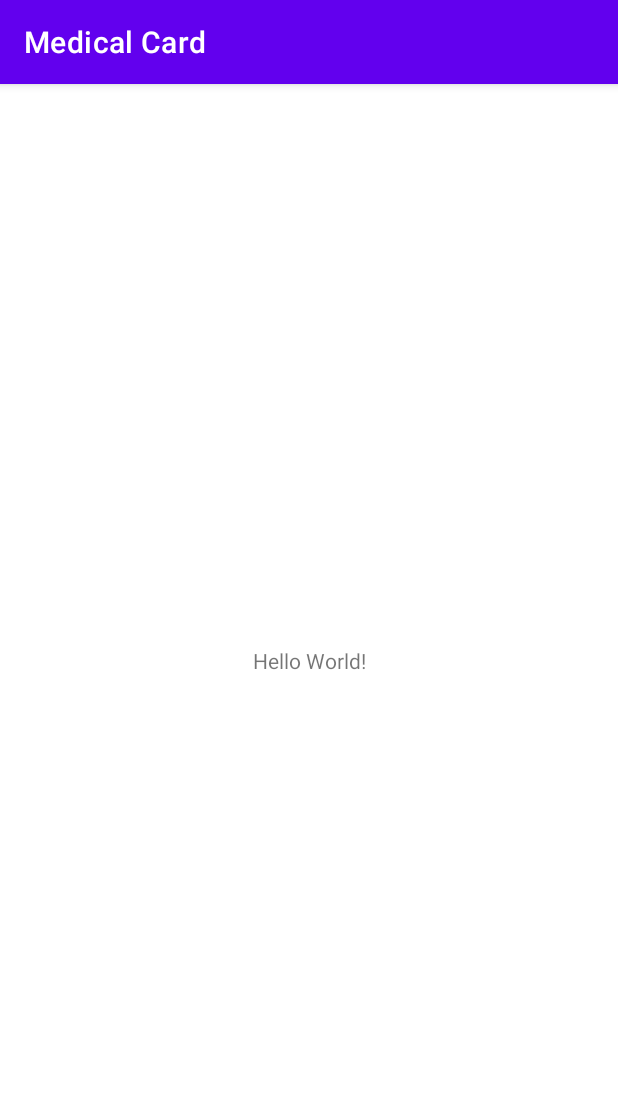
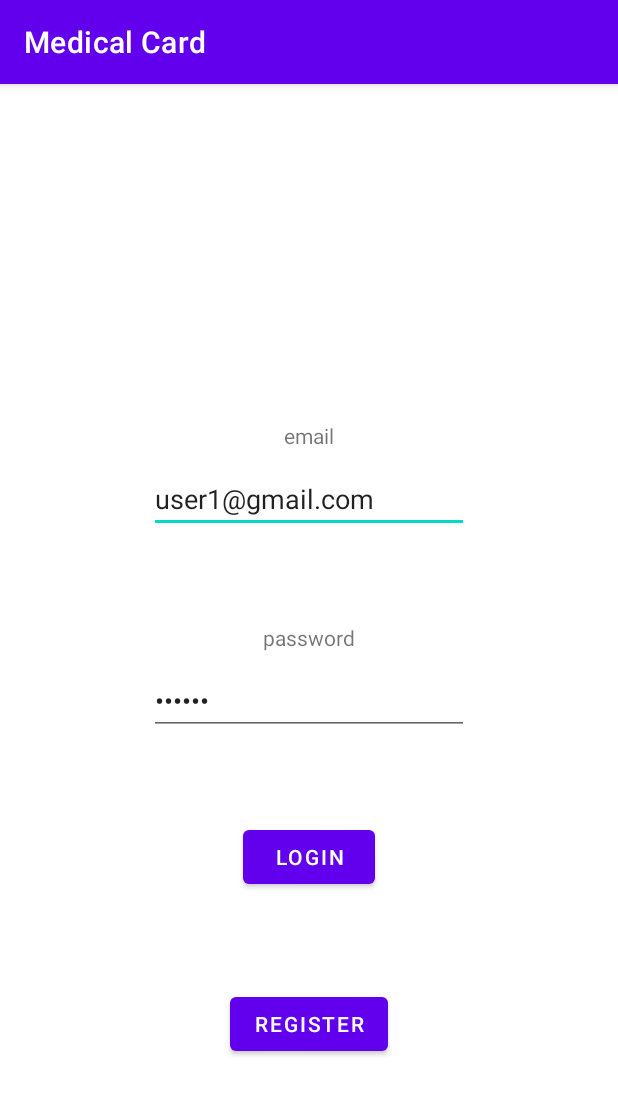
Before and after one commit to DionisisSchoinas/medical-card-android-app, an Android app: the screen it shows after launch (MainActivity before the commit, LoginActivity after it), on a phone screen of 412 x 824 dp. Shown: the top 1095 px of the screen. Run offline under Robolectric (Android 15) with nearby library versions, the phone set to English and light mode, and no system bars; our stand-ins replace Volley.

Commit message:
Basic login and logout to local server

```diff
--- a/app/build.gradle
+++ b/app/build.gradle
@@ -29,7 +29,7 @@ android {
 }
 
 dependencies {
-
+    implementation 'com.android.volley:volley:1.2.0'
     implementation 'androidx.appcompat:appcompat:1.2.0'
     implementation 'com.google.android.material:material:1.3.0'
     implementation 'androidx.constraintlayout:constraintlayout:2.0.4'
--- a/app/src/main/AndroidManifest.xml
+++ b/app/src/main/AndroidManifest.xml
@@ -1,6 +1,8 @@
 <?xml version="1.0" encoding="utf-8"?>
 <manifest xmlns:android="http://schemas.android.com/apk/res/android"
     package="com.unipi.p17134.medicalcard">
+
+    <uses-permission android:name="android.permission.INTERNET" />
 
     <application
         android:allowBackup="true"
@@ -9,6 +11,8 @@
         android:roundIcon="@mipmap/ic_launcher_round"
         android:supportsRtl="true"
         android:theme="@style/Theme.MedicalCard">
+        <activity android:name=".RegisterPickActivity"></activity>
+        <activity android:name=".LoginActivity" />
         <activity android:name=".MainActivity">
             <intent-filter>
                 <action android:name="android.intent.action.MAIN" />
--- /dev/null
+++ b/app/src/main/java/com/unipi/p17134/medicalcard/BaseActivity.java
@@ -0,0 +1,19 @@
+package com.unipi.p17134.medicalcard;
+
+import android.content.Intent;
+
+import androidx.appcompat.app.AppCompatActivity;
+
+import com.unipi.p17134.medicalcard.custom.API;
+
+public class BaseActivity extends AppCompatActivity {
+    // Force user to login before accessing any page
+    @Override
+    protected void onStart() {
+        super.onStart();
+        if (!API.UserDAO.hasToken(this)) {
+            startActivity(new Intent(this, LoginActivity.class));
+            finish();
+        }
+    }
+}
--- /dev/null
+++ b/app/src/main/java/com/unipi/p17134/medicalcard/LoginActivity.java
@@ -0,0 +1,31 @@
+package com.unipi.p17134.medicalcard;
+
+import androidx.appcompat.app.AppCompatActivity;
+
+import android.os.Bundle;
+import android.view.View;
+import android.widget.EditText;
+
+import com.unipi.p17134.medicalcard.custom.API;
+import com.unipi.p17134.medicalcard.singletons.User;
+
+public class LoginActivity extends AppCompatActivity {
+    EditText username, password;
+
+    @Override
+    protected void onCreate(Bundle savedInstanceState) {
+        super.onCreate(savedInstanceState);
+        setContentView(R.layout.activity_login);
+
+        username = findViewById(R.id.emailLoginInput);
+        password = findViewById(R.id.passwordLoginInput);
+    }
+
+    public void login(View view) {
+        API.UserDAO.login(this, new User(username.getText().toString(), password.getText().toString()));
+    }
+
+    public void register(View view) {
+        API.UserDAO.login(this, new User(username.getText().toString(), password.getText().toString()));
+    }
+}
--- a/app/src/main/java/com/unipi/p17134/medicalcard/MainActivity.java
+++ b/app/src/main/java/com/unipi/p17134/medicalcard/MainActivity.java
@@ -3,12 +3,19 @@ package com.unipi.p17134.medicalcard;
 import androidx.appcompat.app.AppCompatActivity;
 
 import android.os.Bundle;
+import android.view.View;
 
-public class MainActivity extends AppCompatActivity {
+import com.unipi.p17134.medicalcard.custom.API;
+
+public class MainActivity extends BaseActivity {
 
     @Override
     protected void onCreate(Bundle savedInstanceState) {
         super.onCreate(savedInstanceState);
         setContentView(R.layout.activity_main);
     }
+
+    public void logout(View view) {
+        API.UserDAO.logout(this);
+    }
 }
--- /dev/null
+++ b/app/src/main/res/layout/activity_login.xml
@@ -0,0 +1,79 @@
+<?xml version="1.0" encoding="utf-8"?>
+<androidx.constraintlayout.widget.ConstraintLayout xmlns:android="http://schemas.android.com/apk/res/android"
+    xmlns:app="http://schemas.android.com/apk/res-auto"
+    xmlns:tools="http://schemas.android.com/tools"
+    android:layout_width="match_parent"
+    android:layout_height="match_parent"
+    tools:context=".LoginActivity">
+
+    <TextView
+        android:id="@+id/textView2"
+        android:layout_width="wrap_content"
+        android:layout_height="wrap_content"
+        android:text="email"
+        app:layout_constraintBottom_toBottomOf="parent"
+        app:layout_constraintEnd_toEndOf="parent"
+        app:layout_constraintStart_toStartOf="parent"
+        app:layout_constraintTop_toTopOf="parent"
+        app:layout_constraintVertical_bias="0.3" />
+
+    <TextView
+        android:id="@+id/textView3"
+        android:layout_width="wrap_content"
+        android:layout_height="wrap_content"
+        android:text="password"
+        app:layout_constraintBottom_toBottomOf="parent"
+        app:layout_constraintEnd_toEndOf="parent"
+        app:layout_constraintStart_toStartOf="parent"
+        app:layout_constraintTop_toTopOf="parent"
+        app:layout_constraintVertical_bias="0.48000002" />
+
+    <EditText
+        android:id="@+id/emailLoginInput"
+        android:layout_width="wrap_content"
+        android:layout_height="wrap_content"
+        android:layout_marginTop="10dp"
+        android:ems="10"
+        android:inputType="textEmailAddress"
+        android:text="user1@gmail.com"
+        app:layout_constraintEnd_toEndOf="parent"
+        app:layout_constraintStart_toStartOf="parent"
+        app:layout_constraintTop_toBottomOf="@+id/textView2" />
+
+    <EditText
+        android:id="@+id/passwordLoginInput"
+        android:layout_width="wrap_content"
+        android:layout_height="wrap_content"
+        android:layout_marginTop="10dp"
+        android:ems="10"
+        android:inputType="textPassword"
+        android:text="123456"
+        app:layout_constraintEnd_toEndOf="parent"
+        app:layout_constraintStart_toStartOf="parent"
+        app:layout_constraintTop_toBottomOf="@+id/textView3" />
+
+    <Button
+        android:id="@+id/button"
+        android:layout_width="wrap_content"
+        android:layout_height="wrap_content"
+        android:onClick="login"
+        android:text="Login"
+        app:layout_constraintBottom_toBottomOf="parent"
+        app:layout_constraintEnd_toEndOf="parent"
+        app:layout_constraintStart_toStartOf="parent"
+        app:layout_constraintTop_toBottomOf="@+id/passwordLoginInput"
+        app:layout_constraintVertical_bias="0.19999999" />
+
+    <Button
+        android:id="@+id/button3"
+        android:layout_width="wrap_content"
+        android:layout_height="wrap_content"
+        android:onClick="register"
+        android:text="Register"
+        app:layout_constraintBottom_toBottomOf="parent"
+        app:layout_constraintEnd_toEndOf="parent"
+        app:layout_constraintStart_toStartOf="parent"
+        app:layout_constraintTop_toBottomOf="@+id/passwordLoginInput"
+        app:layout_constraintVertical_bias="0.59000003" />
+
+</androidx.constraintlayout.widget.ConstraintLayout>
```
Also changed, not shown: app/src/main/java/com/unipi/p17134/medicalcard/RegisterPickActivity.java (added, +14 -0 lines), app/src/main/java/com/unipi/p17134/medicalcard/custom/API.java (added, +66 -0 lines), app/src/main/java/com/unipi/p17134/medicalcard/custom/MyPrefs.java (added, +39 -0 lines), app/src/main/java/com/unipi/p17134/medicalcard/custom/MyRequestHandler.java (added, +36 -0 lines), app/src/main/java/com/unipi/p17134/medicalcard/singletons/User.java (added, +28 -0 lines), app/src/main/res/layout/activity_main.xml (+38 -4 lines), app/src/main/res/layout/activity_register_pick.xml (added, +9 -0 lines).
